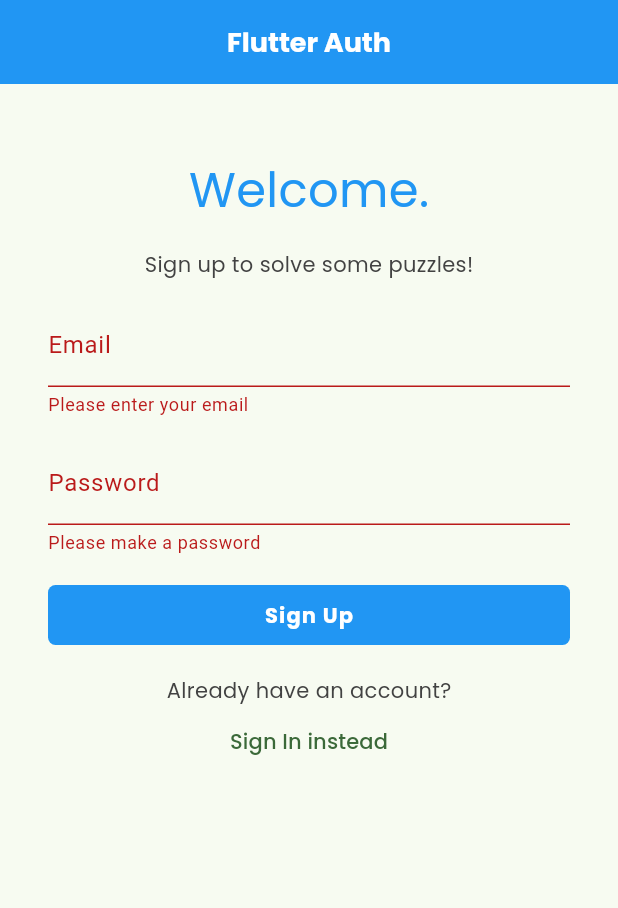
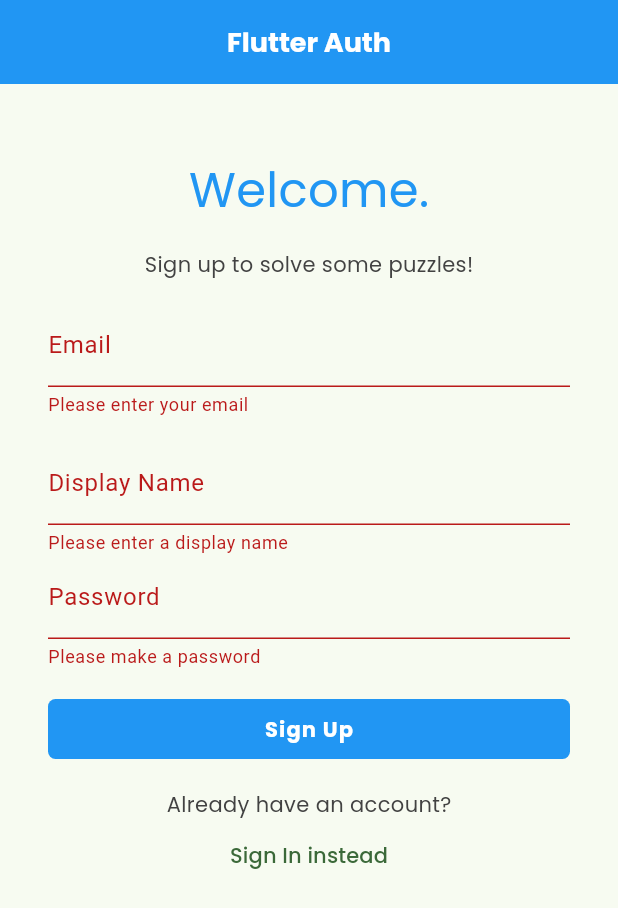
Before and after one commit to walliscode/Eremos, a Flutter app: the screen it shows after launch, after a tap on "Sign Up", on a phone screen of 412 x 824 dp. Shown: the top 908 px of the screen. Run offline on Flutter 3.47's test engine with Material 3 defaults, Android fonts, the phone set to English and light mode, and no system bars; our stand-ins replace cloud_firestore, firebase_auth, firebase_core, firebase_storage, flutter_riverpod, google_fonts; accounts and stored records are empty; network calls fail.

Commit message:
team editing done

```diff
--- a/eremos/lib/models/app_user.dart
+++ b/eremos/lib/models/app_user.dart
@@ -1,7 +1,20 @@
-class AppUser {
-  AppUser({required this.uid, required this.email});
+// User is going to be the base class which is extended for AppUser and CloudbaseUser
+//
+
+class User {
+  User({required this.uid});
   final String uid;
+}
+
+class AppUser extends User {
+  AppUser({required super.uid, required this.email});
+
   final String email;
-  int? teamId;
-  String? displayName;
 }
+
+class CloudbaseUser extends User {
+  final String displayName;
+  String? teamId;
+
+  CloudbaseUser({required super.uid, required this.displayName, this.teamId});
+}
--- a/eremos/lib/screens/home/sign_up.dart
+++ b/eremos/lib/screens/home/sign_up.dart
@@ -14,6 +14,7 @@ class SignUpForm extends StatefulWidget {
 class _SignUpFormState extends State<SignUpForm> {
   final GlobalKey<FormState> _formKey = GlobalKey<FormState>();
   final TextEditingController _emailController = TextEditingController();
+  final TextEditingController _displayNameController = TextEditingController();
   final TextEditingController _passwordController = TextEditingController();
 
   final FirebaseFirestore _db = FirebaseFirestore.instance;
@@ -46,6 +47,17 @@ class _SignUpFormState extends State<SignUpForm> {
             // give some space with size box
             const SizedBox(height: 16.0),
 
+            // display name
+            TextFormField(
+              controller: _displayNameController,
+              decoration: const InputDecoration(labelText: 'Display Name'),
+              validator: (value) {
+                if (value == null || value.isEmpty) {
+                  return 'Please enter a display name';
+                }
+                return null;
+              },
+            ),
             // password
             TextFormField(
               controller: _passwordController,
@@ -70,6 +82,7 @@ class _SignUpFormState extends State<SignUpForm> {
 
                 final String email = _emailController.text.trim();
                 final String password = _passwordController.text.trim();
+                final String displayName = _displayNameController.text.trim();
 
                 final user = await AuthService.signUp(email, password);
 
@@ -77,7 +90,7 @@ class _SignUpFormState extends State<SignUpForm> {
                   // create user object to add to cloud firestore
                   final dbUser = <String, dynamic>{
                     'teamId': null,
-                    'displayName': null,
+                    'displayName': displayName,
                   };
                   await _db
                       .collection('users')
--- a/eremos/lib/screens/teams/team_page.dart
+++ b/eremos/lib/screens/teams/team_page.dart
@@ -28,7 +28,7 @@ class _TeamsPageState extends State<TeamsPage> {
   }
 
   Future<void> addTeam(String teamName) async {
-    final Team team = Team(id: '', name: teamName, members: []);
+    final Team team = Team(id: '', name: teamName);
     await _db.collection("teams").add(team.toFirestore());
   }
 
@@ -100,6 +100,7 @@ class _TeamsPageState extends State<TeamsPage> {
             },
             child: const StyledButtonText("Add Team"),
           ),
+          const SizedBox(height: 40.0),
         ],
       ),
     );
```
Also changed, not shown: eremos/lib/models/team.dart (+23 -8 lines), eremos/lib/screens/teams/edit_team.dart (+114 -65 lines).
